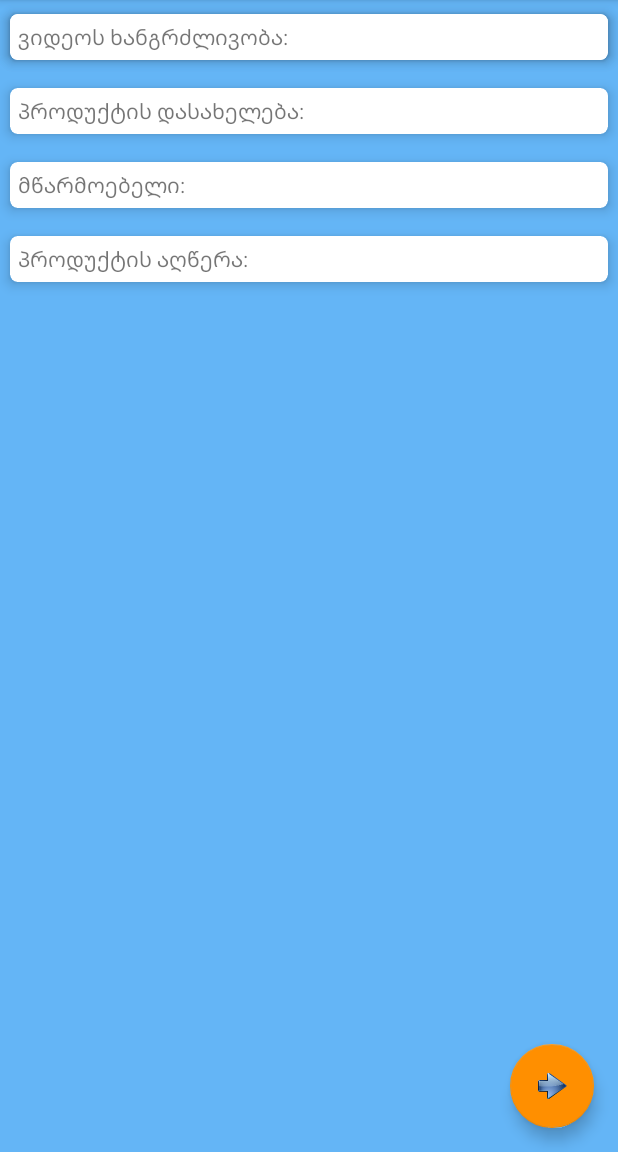
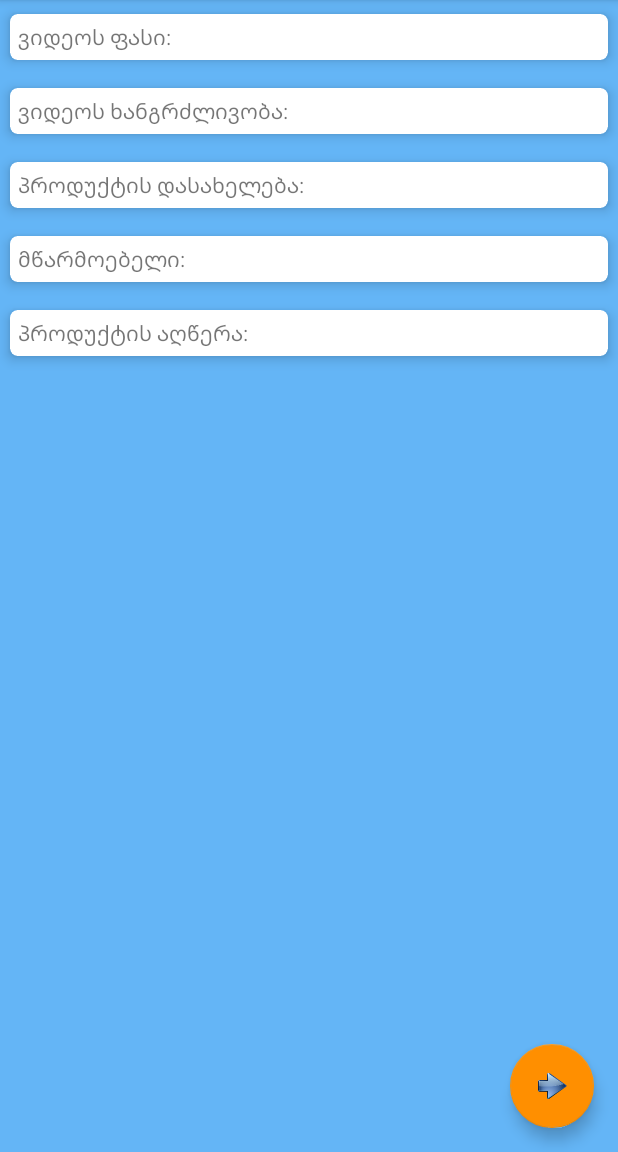
Before and after one commit to kobakareli/REKLAPP-client, an Android app: the YoutubeFragment screen opened directly, with no data from a screen before it, on a phone screen of 412 x 824 dp, the part 84-1236 px from its top. Run offline under Robolectric (Android 15) with nearby library versions, the light colour scheme and no system bars; libraries missing offline, so code that uses them is left out: retrofit.client; 5 statements that could not run were skipped.

Commit message:
fix of fix

```diff
--- a/app/src/main/res/layout/playback_layout.xml
+++ b/app/src/main/res/layout/playback_layout.xml
@@ -48,6 +48,7 @@
 
             <android.support.v7.widget.CardView
                 android:id="@+id/duration_input"
+                android:layout_below="@id/price_input"
                 android:layout_width="match_parent"
                 android:layout_height="wrap_content"
                 card_view:cardCornerRadius="@dimen/stream_card_corner_radius"
@@ -66,7 +67,7 @@
 
             <android.support.v7.widget.CardView
                 android:id="@+id/product_input"
-                android:layout_below="@id/price_input"
+                android:layout_below="@id/duration_input"
                 android:layout_width="match_parent"
                 android:layout_height="wrap_content"
                 card_view:cardCornerRadius="@dimen/stream_card_corner_radius"
```
